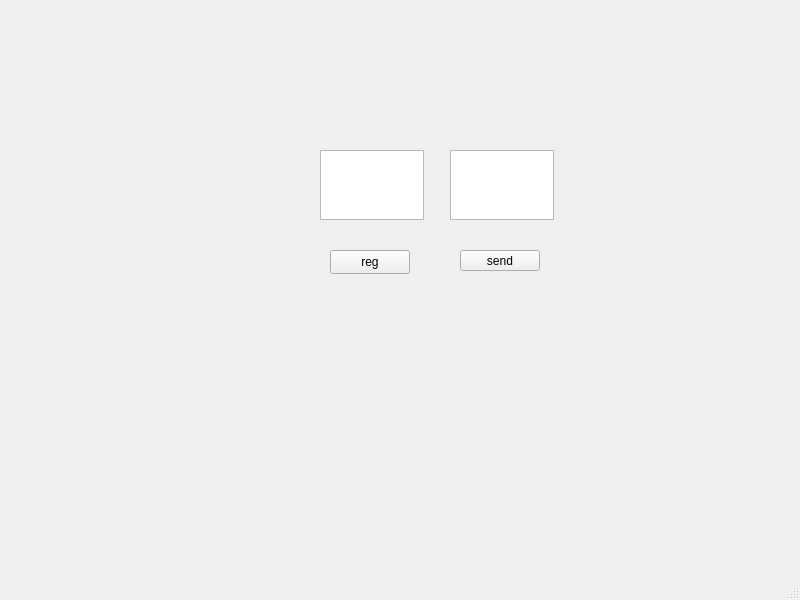
Old version of the form mainwindow.ui in the repository PavelT2000/LANChatQt.
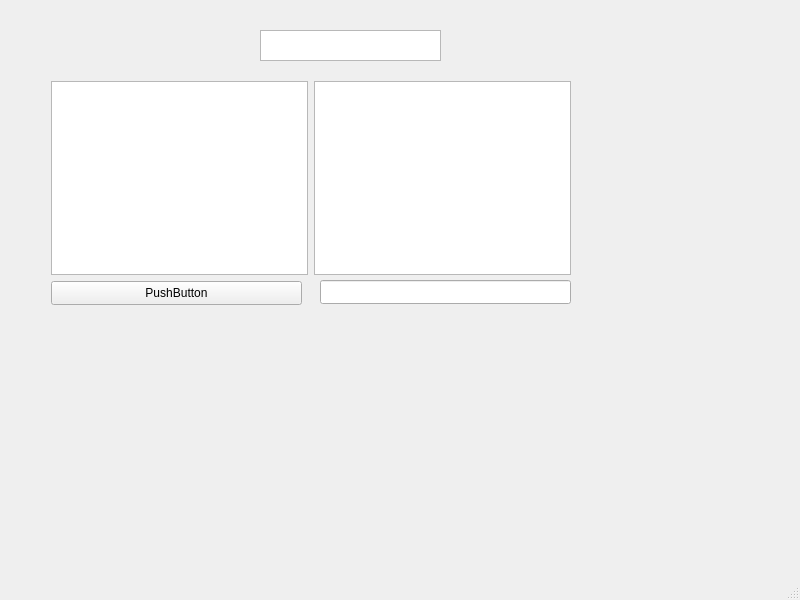
New version of the form.

Patch:
```diff
--- a/mainwindow.ui
+++ b/mainwindow.ui
@@ -14,51 +14,56 @@
    <string>MainWindow</string>
   </property>
   <widget class="QWidget" name="centralwidget">
+   <widget class="QLineEdit" name="lineEdit">
+    <property name="geometry">
+     <rect>
+      <x>320</x>
+      <y>280</y>
+      <width>251</width>
+      <height>24</height>
+     </rect>
+    </property>
+   </widget>
    <widget class="QPushButton" name="pushButton">
     <property name="geometry">
      <rect>
-      <x>330</x>
-      <y>250</y>
-      <width>80</width>
+      <x>51</x>
+      <y>281</y>
+      <width>251</width>
       <height>24</height>
      </rect>
     </property>
     <property name="text">
-     <string>reg</string>
+     <string>PushButton</string>
     </property>
    </widget>
    <widget class="QTextEdit" name="textEdit">
     <property name="geometry">
      <rect>
-      <x>320</x>
-      <y>150</y>
-      <width>104</width>
-      <height>70</height>
+      <x>260</x>
+      <y>30</y>
+      <width>181</width>
+      <height>31</height>
      </rect>
     </property>
    </widget>
-   <widget class="QTextEdit" name="textEdit_2">
+   <widget class="QWidget" name="">
     <property name="geometry">
      <rect>
-      <x>450</x>
-      <y>150</y>
-      <width>104</width>
-      <height>70</height>
+      <x>51</x>
+      <y>81</y>
+      <width>520</width>
+      <height>194</height>
      </rect>
     </property>
-   </widget>
-   <widget class="QPushButton" name="pushButton_2">
-    <property name="geometry">
-     <rect>
-      <x>460</x>
-      <y>250</y>
-      <width>80</width>
-      <height>21</height>
-     </rect>
-    </property>
-    <property name="text">
-     <string>send</string>
-    </property>
+    <layout class="QHBoxLayout" name="horizontalLayout">
+     <item>
+      <widget class="QListWidget" name="listWidget"/>
+     </item>
+     <item>
+      <widget class="QTextBrowser" name="textBrowser"/>
+     </item>
+    </layout>
    </widget>
   </widget>
   <widget class="QMenuBar" name="menubar">
```
